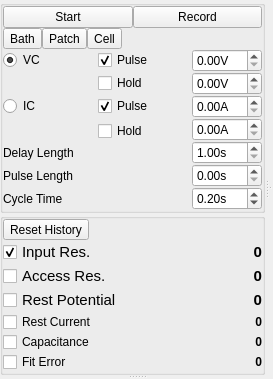
Before: the Qt Designer form lib/modules/Patch/PatchTemplate.ui in acq4/acq4, drawn with Qt 5.
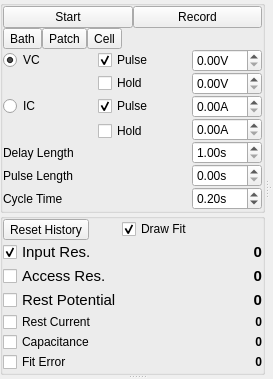
After: the same form once the commit is applied. Custom widgets are drawn as their Qt base class.

Commit message: fixes and updates for patch module

Diff of the .ui file:
```diff
--- a/lib/modules/Patch/PatchTemplate.ui
+++ b/lib/modules/Patch/PatchTemplate.ui
@@ -516,6 +516,16 @@
              </property>
             </widget>
            </item>
+           <item row="0" column="1">
+            <widget class="QCheckBox" name="drawFitCheck">
+             <property name="text">
+              <string>Draw Fit</string>
+             </property>
+             <property name="checked">
+              <bool>true</bool>
+             </property>
+            </widget>
+           </item>
           </layout>
          </widget>
         </item>
```
The commit also changes 9 other files.
